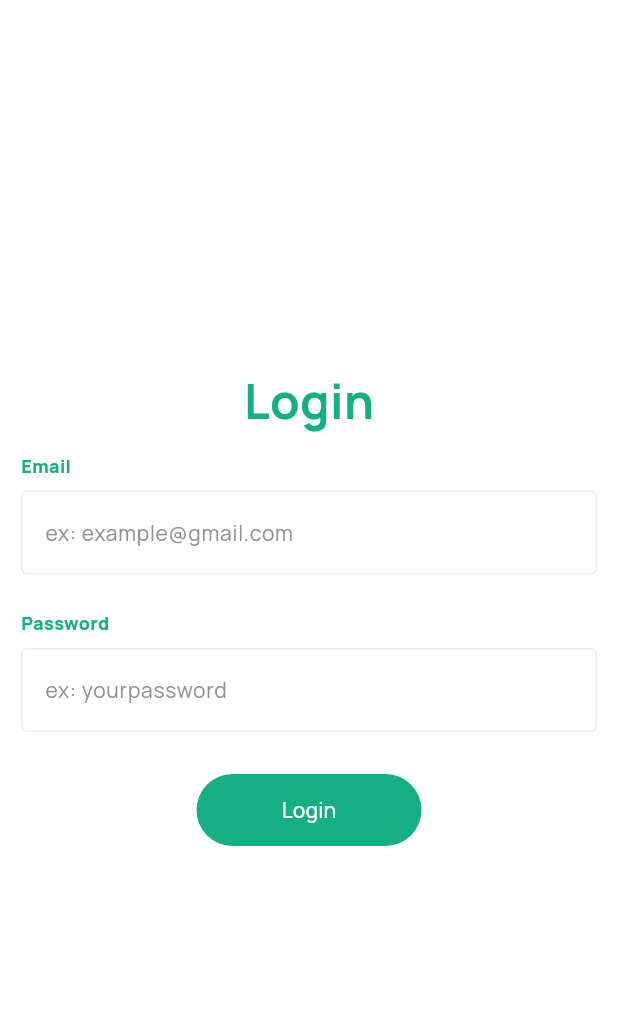
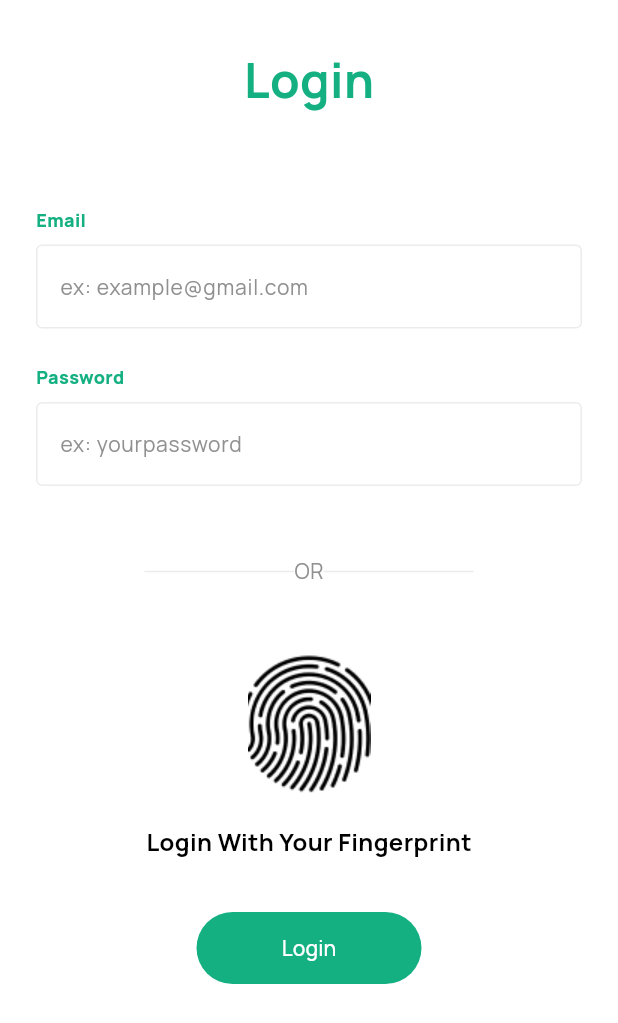
Before and after one commit to ChinmayJavalagi/MediReach, a Flutter app: the LoginScreen screen opened directly, on a phone screen of 412 x 824 dp. Shown: the top 1023 px of the screen. Run offline on Flutter 3.47's test engine with Material 2 defaults, Android fonts, the phone set to English and light mode, and no system bars; our stand-ins replace google_fonts, local_auth.

Commit message:
Navigation smoothly working

```diff
--- a/lib/main.dart
+++ b/lib/main.dart
@@ -7,13 +7,10 @@ import 'package:medireach/screens/splash_screen.dart';
 import 'package:medireach/utils/pallete.dart';
 
 void main() {
-  runApp(const MyApp());
+  runApp(MediReach());
 }
 
-class MyApp extends StatelessWidget {
-  const MyApp({super.key});
-
-  // This widget is the root of your application.
+class MediReach extends StatelessWidget {
   @override
   Widget build(BuildContext context) {
     return MaterialApp(
@@ -25,7 +22,13 @@ class MyApp extends StatelessWidget {
             backgroundColor: Pallete.whiteColor,
           )
       ),
-      home: SignUpAuthScreen(),
+      initialRoute: SplashScreen.id,
+      routes: {
+        SplashScreen.id : (context)=> SplashScreen(),
+        LoginScreen.id:(context)=> LoginScreen(),
+        SignUpScreen.id : (context)=> SignUpScreen(),
+        DashboardScreen.id : (context)=> DashboardScreen(),
+      },
     );
   }
 }
--- a/lib/screens/dashboard_screen.dart
+++ b/lib/screens/dashboard_screen.dart
@@ -7,6 +7,7 @@ import '../components/dashboard_card.dart';
 import '../components/previous_enquiries_card.dart';
 
 class DashboardScreen extends StatefulWidget {
+  static String id = 'dashboard_screen';
   @override
   State<DashboardScreen> createState() => _DashboardScreenState();
 }
--- a/lib/screens/login_screen.dart
+++ b/lib/screens/login_screen.dart
@@ -5,15 +5,38 @@ import 'package:medireach/components/text_field.dart';
 import 'package:medireach/screens/signup_screen.dart';
 import 'package:medireach/utils/pallete.dart';
 import '../components/custom_button.dart';
+import '../local_auth_api.dart';
 import '../utils/constants.dart';
 
-class LoginScreen extends StatelessWidget {
-  const LoginScreen({Key? key}) : super(key: key);
+class LoginScreen extends StatefulWidget {
+  static String id = 'login_screen';
 
   @override
+  State<LoginScreen> createState() => _LoginScreenState();
+}
+
+class _LoginScreenState extends State<LoginScreen> {
+  Future<void> auth() async {
+    final isAuthenticated =  LocalAuthApi.authenticate();
+    if(await isAuthenticated){
+      Navigator.pushNamed(context, SignUpScreen.id
+      );
+    }
+  }
+
+  @override
+  void initState() {
+    // TODO: implement initState
+    super.initState();
+    // auth();
+  }
+
   Widget build(BuildContext context) {
     return Scaffold(
       body: SafeArea(
+        child: SingleChildScrollView(
+          child: Padding(
+            padding: const EdgeInsets.only(top: 30,left: 10,right: 10,bottom: 15),
             child: Column(
               mainAxisAlignment: MainAxisAlignment.center,
               children: [
@@ -25,17 +48,36 @@ class LoginScreen extends StatelessWidget {
                     ),
                   ),
                 ),
+                SizedBox(height: 50,),
                 TextFieldForm(fieldname: "Email", hint: "ex: example@gmail.com"),
                 TextFieldForm(fieldname: "Password", hint: "ex: yourpassword"),
-            CustomButton(buttonText: 'Login', buttonColor: Pallete.primaryThemeColor,onpressed: (){
-              Navigator.pushReplacement(context,
-                  MaterialPageRoute(builder:
-                      (context) =>
-                      SignUpScreen(),
-                  )
-              );
-            },),
+                SizedBox(height: 35,),
+                Row(
+                  mainAxisAlignment: MainAxisAlignment.center,
+                  children: [
+                    Container(color: Pallete.grayColor,height: 1,width: 100,),
+                    Text(
+                      'OR',
+                      style:
+                          GoogleFonts.manrope(textStyle: kTextFieldHintTextStyle),
+                    ),
+                    Container(color: Pallete.grayColor,height: 1,width: 100,),
                   ],
+                ),
+                Padding(
+                  padding: const EdgeInsets.only(top: 45.0,bottom: 20),
+                  child: Image.asset('assets/images/pngwing 1.png'),
+                ),
+
+                Text(
+                  'Login With Your Fingerprint',
+                  style: GoogleFonts.manrope(textStyle: kQuestionHeaderTextStyle),
+                ),
+                SizedBox(height: 20,),
+                CustomButton(buttonText: 'Login', buttonColor: Pallete.primaryThemeColor,onpressed: auth,)
+              ],
+            ),
+          ),
         ),
       ),
     );
--- a/lib/screens/signup_auth_screen.dart
+++ b/lib/screens/signup_auth_screen.dart
@@ -1,4 +1,3 @@
-
 import 'package:flutter/cupertino.dart';
 import 'package:flutter/material.dart';
 import 'package:google_fonts/google_fonts.dart';
@@ -6,7 +5,6 @@ import 'package:medireach/local_auth_api.dart';
 import 'package:medireach/screens/login_screen.dart';
 import 'package:medireach/screens/signup_screen.dart';
 import 'package:medireach/utils/pallete.dart';
-
 import '../components/custom_button.dart';
 import '../utils/constants.dart';
 
--- a/lib/screens/signup_screen.dart
+++ b/lib/screens/signup_screen.dart
@@ -8,7 +8,7 @@ import '../components/text_field.dart';
 import '../utils/constants.dart';
 
 class SignUpScreen extends StatefulWidget {
-  const SignUpScreen({Key? key}) : super(key: key);
+  static String id = 'signup_screen';
 
   @override
   State<SignUpScreen> createState() => _SignUpScreenState();
```
Also changed, not shown: lib/screens/splash_screen.dart (+2 -7 lines), pubspec.lock, 1 other file. Lines whose indentation alone changed are shown as unchanged.
